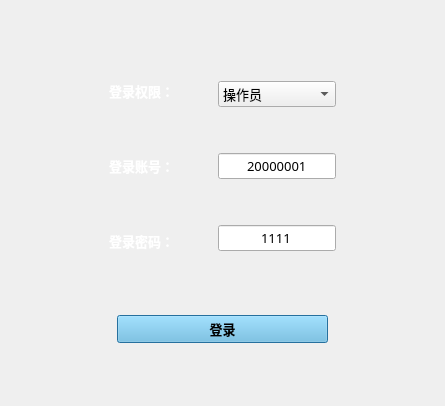
shixiejj/DHB_AGV_qt, file ui/login2.ui: the form before one commit.
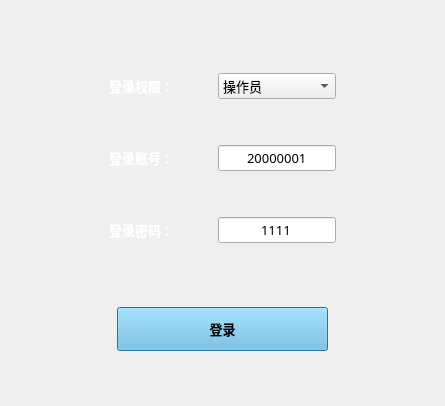
The form after the commit. Icons and pictures are not drawn.

```diff
--- a/ui/login2.ui
+++ b/ui/login2.ui
@@ -58,6 +58,12 @@
         <layout class="QVBoxLayout" name="verticalLayout">
          <item>
           <widget class="QLabel" name="label">
+           <property name="sizePolicy">
+            <sizepolicy hsizetype="Expanding" vsizetype="Expanding">
+             <horstretch>0</horstretch>
+             <verstretch>0</verstretch>
+            </sizepolicy>
+           </property>
            <property name="text">
             <string>&lt;html&gt;&lt;head/&gt;&lt;body&gt;&lt;p&gt;&lt;span style=&quot; font-size:10pt; font-weight:700; color:#ffffff;&quot;&gt;登录权限：&lt;/span&gt;&lt;/p&gt;&lt;/body&gt;&lt;/html&gt;</string>
            </property>
@@ -78,6 +84,12 @@
          </item>
          <item>
           <widget class="QLabel" name="label_2">
+           <property name="sizePolicy">
+            <sizepolicy hsizetype="Expanding" vsizetype="Expanding">
+             <horstretch>0</horstretch>
+             <verstretch>0</verstretch>
+            </sizepolicy>
+           </property>
            <property name="text">
             <string>&lt;html&gt;&lt;head/&gt;&lt;body&gt;&lt;p&gt;&lt;span style=&quot; font-size:10pt; font-weight:700; color:#ffffff;&quot;&gt;登录账号：&lt;/span&gt;&lt;/p&gt;&lt;/body&gt;&lt;/html&gt;</string>
            </property>
@@ -98,6 +110,12 @@
          </item>
          <item>
           <widget class="QLabel" name="label_3">
+           <property name="sizePolicy">
+            <sizepolicy hsizetype="Expanding" vsizetype="Expanding">
+             <horstretch>0</horstretch>
+             <verstretch>0</verstretch>
+            </sizepolicy>
+           </property>
            <property name="text">
             <string>&lt;html&gt;&lt;head/&gt;&lt;body&gt;&lt;p&gt;&lt;span style=&quot; font-size:10pt; font-weight:700; color:#ffffff;&quot;&gt;登录密码：&lt;/span&gt;&lt;/p&gt;&lt;/body&gt;&lt;/html&gt;</string>
            </property>
@@ -127,6 +145,12 @@
         <layout class="QVBoxLayout" name="verticalLayout_2">
          <item>
           <widget class="QComboBox" name="comboBox">
+           <property name="sizePolicy">
+            <sizepolicy hsizetype="Preferred" vsizetype="Expanding">
+             <horstretch>0</horstretch>
+             <verstretch>0</verstretch>
+            </sizepolicy>
+           </property>
            <property name="font">
             <font>
              <family>黑体</family>
@@ -205,6 +229,12 @@
          </item>
          <item>
           <widget class="QLineEdit" name="lineEdit_passward">
+           <property name="sizePolicy">
+            <sizepolicy hsizetype="Expanding" vsizetype="Expanding">
+             <horstretch>0</horstretch>
+             <verstretch>0</verstretch>
+            </sizepolicy>
+           </property>
            <property name="font">
             <font>
              <family>黑体</family>
@@ -280,7 +310,7 @@
      <item>
       <widget class="QPushButton" name="pushButton">
        <property name="sizePolicy">
-        <sizepolicy hsizetype="Expanding" vsizetype="Fixed">
+        <sizepolicy hsizetype="Expanding" vsizetype="Expanding">
          <horstretch>0</horstretch>
          <verstretch>0</verstretch>
         </sizepolicy>
```
